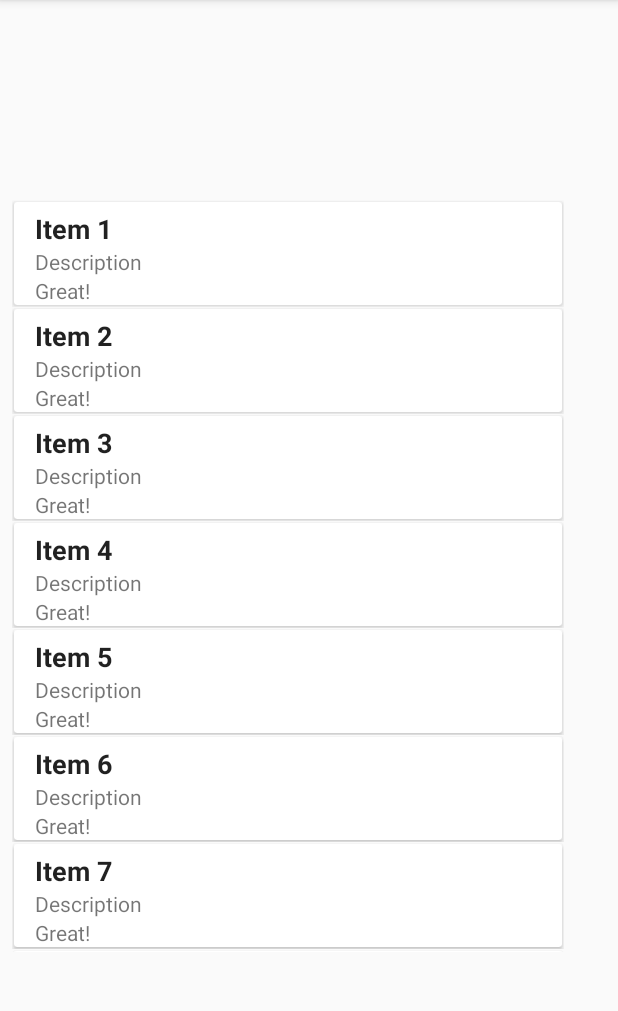
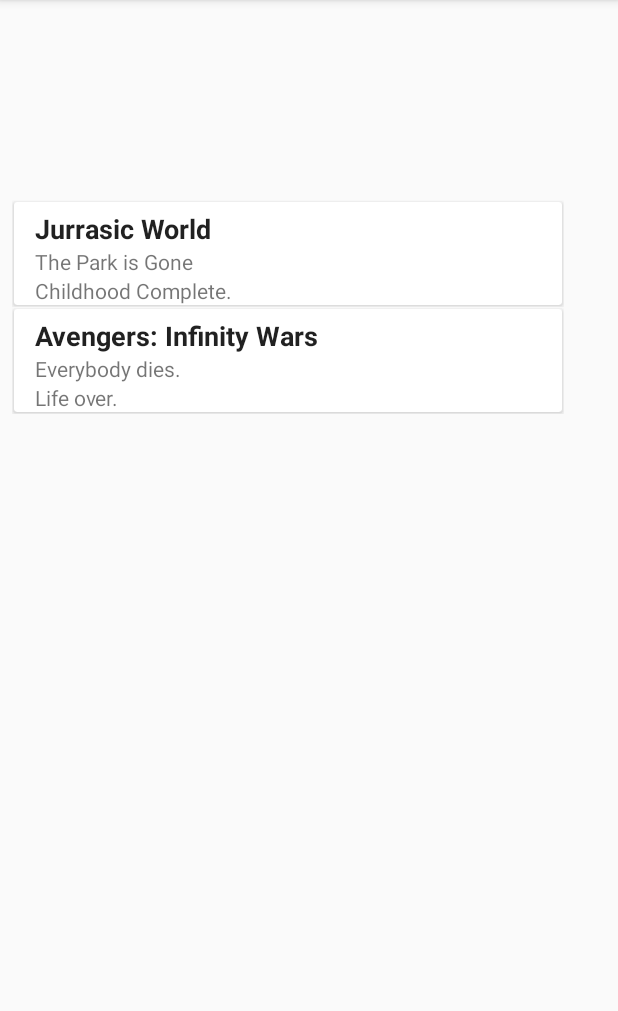
Before and after one commit to KristaBalling/RecyclerView, an Android app: the screen it shows after launch (MainActivity), on a phone screen of 412 x 824 dp, the part 84-1095 px from its top. Run offline under Robolectric (Android 15) with nearby library versions, the phone set to English and light mode, and no system bars.

Commit message:
changed items in loop to separately added movie items

```diff
--- a/app/src/main/java/Adapter/MyAdapter.java
+++ b/app/src/main/java/Adapter/MyAdapter.java
@@ -42,6 +42,7 @@ public class MyAdapter extends RecyclerView.Adapter<MyAdapter.ViewHolder> {
         ListItem item = listItems.get(position);
         holder.name.setText(item.getName());
         holder.description.setText(item.getDescription());
+        holder.rating.setText(item.getRating());
 
     }
 
@@ -53,6 +54,7 @@ public class MyAdapter extends RecyclerView.Adapter<MyAdapter.ViewHolder> {
     public class ViewHolder extends RecyclerView.ViewHolder {
         public TextView name;
         public TextView description;
+        public TextView rating;
 
         public ViewHolder(View itemView, Context ctx, ArrayList<ListItem> items) {
             super(itemView);
@@ -63,6 +65,7 @@ public class MyAdapter extends RecyclerView.Adapter<MyAdapter.ViewHolder> {
 
             name = (TextView) itemView.findViewById(R.id.title);
             description = (TextView) itemView.findViewById(R.id.description);
+            rating = (TextView) itemView.findViewById(R.id.rating);
         }
     }
 }
--- a/app/src/main/java/Model/ListItem.java
+++ b/app/src/main/java/Model/ListItem.java
@@ -3,10 +3,21 @@ package Model;
 public class ListItem {
     private String name;
     private String description;
+    private String rating;
 
-    public ListItem(String name, String description) {
+    public String getRating() {
+        return rating;
+    }
+
+    public void setRating(String rating) {
+        this.rating = rating;
+    }
+
+
+    public ListItem(String name, String description, String rating) {
         this.name = name;
         this.description = description;
+        this.rating = rating;
 
     }
 
--- a/app/src/main/java/com/theironyard/recyclerview/recyclerview/MainActivity.java
+++ b/app/src/main/java/com/theironyard/recyclerview/recyclerview/MainActivity.java
@@ -27,15 +27,21 @@ public class MainActivity extends AppCompatActivity {
 
         listItems = new ArrayList<>();
 
-        for (int i = 0; i < 10; i++) {
-            ListItem item = new ListItem(
-                    "Item " + (i + 1),
-                    "Description "
-            );
+        ListItem item1 = new ListItem("Jurrasic World", "The Park is Gone", "Childhood Complete.");
+        ListItem item2 = new ListItem("Avengers: Infinity Wars", "Everybody dies.", "Life over.");
 
-            listItems.add(item);
+        // for (int i = 0; i < 10; i++) {
+        //    ListItem item = new ListItem(
+        //          "Item " + (i + 1),
+        //           "Description ",
+        //           "Excellent"
+        //   );
 
-        }
+
+        listItems.add(item1);
+        listItems.add(item2);
+
+   // }
 
         adapter = new MyAdapter(this, listItems);
         recyclerView.setAdapter(adapter);
--- a/app/src/main/res/layout/list_row.xml
+++ b/app/src/main/res/layout/list_row.xml
@@ -35,7 +35,6 @@
 
         <TextView
             android:id="@+id/rating"
-            android:text="Great!"
             android:layout_width="match_parent"
             android:layout_height="wrap_content" />
 
```
